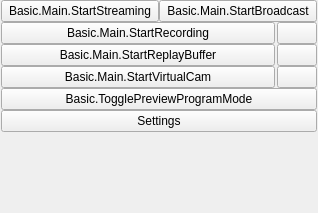
This is frontend/forms/OBSBasicControls.ui in ppcdn-org/ppobs as Qt 5 draws it before an edit. The edited form follows.
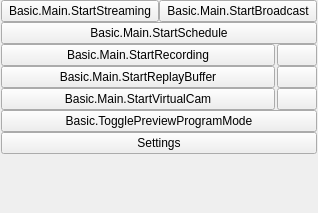
This is the edited form. Icons and pictures are not drawn.

```diff
--- a/frontend/forms/OBSBasicControls.ui
+++ b/frontend/forms/OBSBasicControls.ui
@@ -92,6 +92,32 @@
         </item>
        </layout>
       </item>
+      <item>
+       <layout class="QHBoxLayout" name="scheduleLayout">
+        <item>
+         <widget class="QPushButton" name="scheduleButton">
+          <property name="enabled">
+           <bool>true</bool>
+          </property>
+          <property name="sizePolicy">
+           <sizepolicy hsizetype="Ignored" vsizetype="Fixed">
+            <horstretch>0</horstretch>
+            <verstretch>0</verstretch>
+           </sizepolicy>
+          </property>
+          <property name="minimumSize">
+           <size>
+            <width>150</width>
+            <height>0</height>
+           </size>
+          </property>
+          <property name="text">
+           <string>Basic.Main.StartSchedule</string>
+          </property>
+         </widget>
+        </item>
+       </layout>
+      </item>
       <item>
        <layout class="QHBoxLayout" name="recordingLayout">
         <property name="spacing">
```
